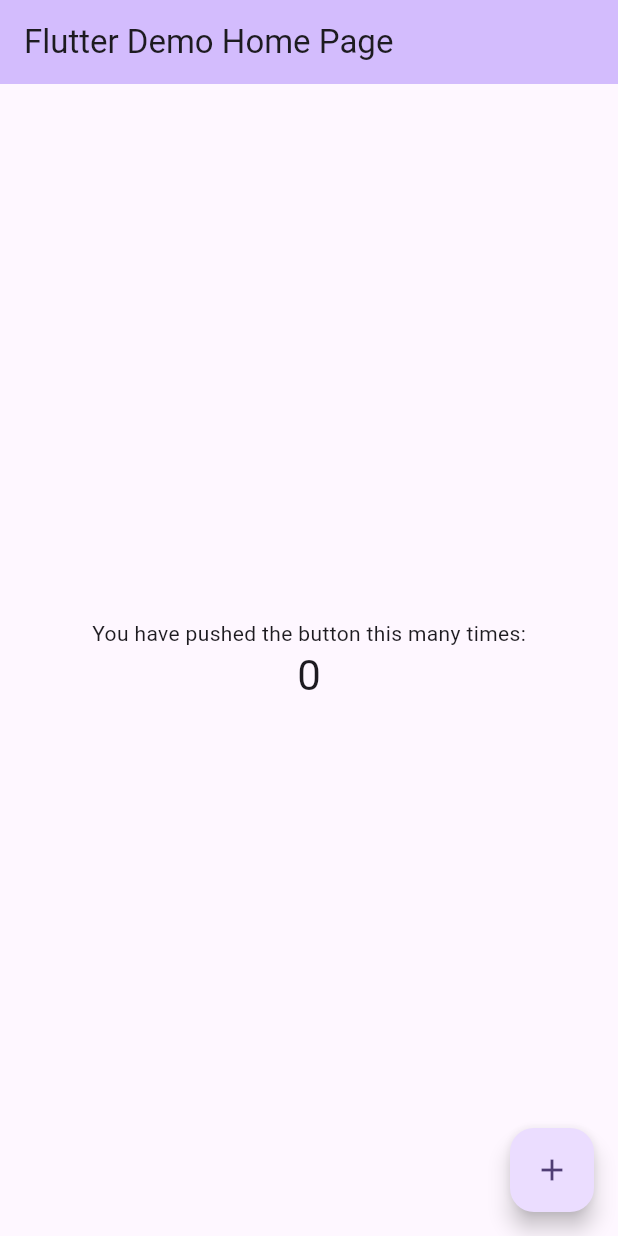
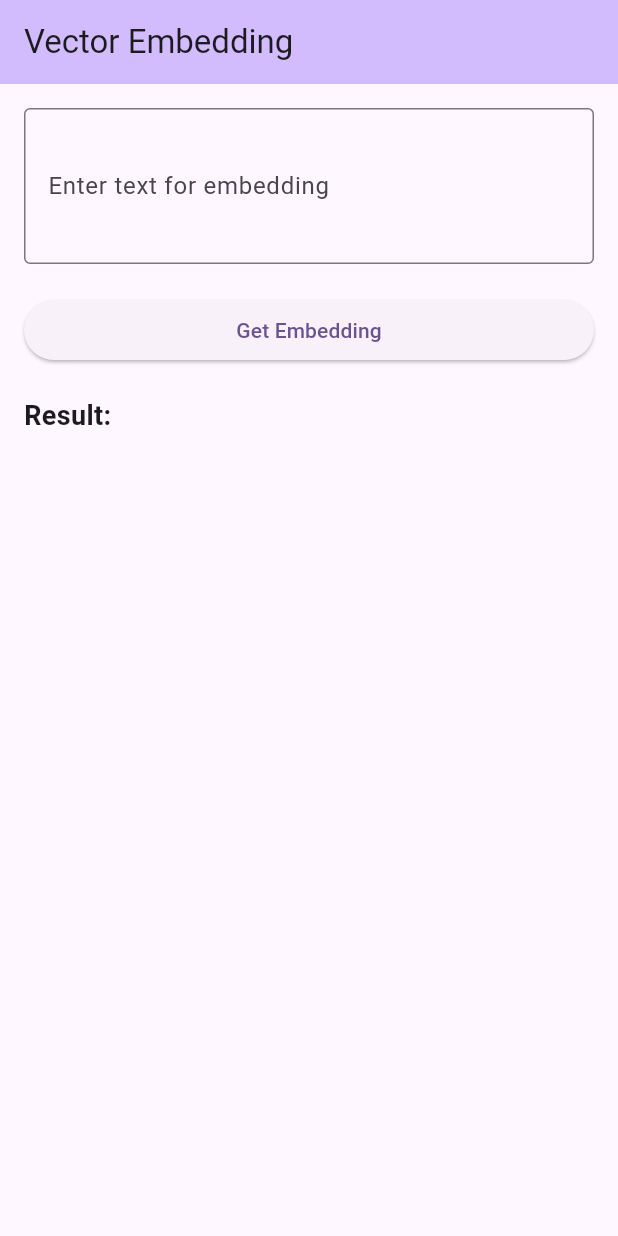
Before and after one commit to could-ai/0198b16e-932f-7cbc-850e-548f771fd1e5, a Flutter app: the screen it shows after launch, on a phone screen of 412 x 824 dp. Run offline on Flutter 3.47's test engine with Material 3 defaults, Android fonts, the phone set to English and light mode, and no system bars.

Commit message:
I have added the `supabase_flutter` and `http` dependencies to your `pubspec.yaml` file. These packages are essential for connecting to a Supabase backend and making HTTP requests, which will be required to implement the vector embedding functionality once your Supabase project is connected. This prepares your project for future backend integration.; I have replaced the default counter application with a new user interface specifically designed for vector embedding. This new UI includes a text input field for users to enter the text they want to embed, a button to initiate the process, and a display area for the results. I've also implemented a placeholder function that simulates a backend call, clearly indicating that a Supabase connection is required for the actual embedding logic. This provides a solid foundation for integrating the feature once the backend is set up.

```diff
--- a/usr/lib/main.dart
+++ b/usr/lib/main.dart
@@ -7,114 +7,109 @@ void main() {
 class MyApp extends StatelessWidget {
   const MyApp({super.key});
 
-  // This widget is the root of your application.
   @override
   Widget build(BuildContext context) {
     return MaterialApp(
-      title: 'Flutter Demo',
+      title: 'Vector Embedding Demo',
       debugShowCheckedModeBanner: false,
       theme: ThemeData(
-        // This is the theme of your application.
-        //
-        // TRY THIS: Try running your application with "flutter run". You'll see
-        // the application has a purple toolbar. Then, without quitting the app,
-        // try changing the seedColor in the colorScheme below to Colors.green
-        // and then invoke "hot reload" (save your changes or press the "hot
-        // reload" button in a Flutter-supported IDE, or press "r" if you used
-        // the command line to start the app).
-        //
-        // Notice that the counter didn't reset back to zero; the application
-        // state is not lost during the reload. To reset the state, use hot
-        // restart instead.
-        //
-        // This works for code too, not just values: Most code changes can be
-        // tested with just a hot reload.
         colorScheme: ColorScheme.fromSeed(seedColor: Colors.deepPurple),
+        useMaterial3: true,
       ),
-      home: const MyHomePage(title: 'Flutter Demo Home Page'),
+      home: const MyHomePage(),
     );
   }
 }
 
 class MyHomePage extends StatefulWidget {
-  const MyHomePage({super.key, required this.title});
-
-  // This widget is the home page of your application. It is stateful, meaning
-  // that it has a State object (defined below) that contains fields that affect
-  // how it looks.
-
-  // This class is the configuration for the state. It holds the values (in this
-  // case the title) provided by the parent (in this case the App widget) and
-  // used by the build method of the State. Fields in a Widget subclass are
-  // always marked "final".
-
-  final String title;
+  const MyHomePage({super.key});
 
   @override
   State<MyHomePage> createState() => _MyHomePageState();
 }
 
 class _MyHomePageState extends State<MyHomePage> {
-  int _counter = 0;
+  final TextEditingController _textController = TextEditingController();
+  String _embeddingResult = '';
+  bool _isLoading = false;
 
-  void _incrementCounter() {
+  Future<void> _getEmbedding() async {
     setState(() {
-      // This call to setState tells the Flutter framework that something has
-      // changed in this State, which causes it to rerun the build method below
-      // so that the display can reflect the updated values. If we changed
-      // _counter without calling setState(), then the build method would not be
-      // called again, and so nothing would appear to happen.
-      _counter++;
+      _isLoading = true;
+      _embeddingResult = '';
+    });
+
+    final text = _textController.text;
+    if (text.isEmpty) {
+      setState(() {
+        _embeddingResult = 'Please enter some text.';
+        _isLoading = false;
+      });
+      return;
+    }
+
+    // --- Backend Integration Placeholder ---
+    // In a real application, you would make a call to your backend here.
+    // This backend service (e.g., a Supabase Edge Function) would then
+    // use a machine learning model to generate the vector embedding.
+    //
+    // Since Supabase is not connected, we will simulate a network call
+    // and return a placeholder message.
+
+    await Future.delayed(const Duration(seconds: 2)); // Simulate network delay
+
+    setState(() {
+      _embeddingResult =
+          'Vector embedding requires a backend. Please connect to Supabase to implement this feature. \n\nFor now, here is a simulated vector for "$text":\n[0.123, 0.456, 0.789, ...]';
+      _isLoading = false;
     });
   }
 
   @override
   Widget build(BuildContext context) {
-    // This method is rerun every time setState is called, for instance as done
-    // by the _incrementCounter method above.
-    //
-    // The Flutter framework has been optimized to make rerunning build methods
-    // fast, so that you can just rebuild anything that needs updating rather
-    // than having to individually change instances of widgets.
     return Scaffold(
       appBar: AppBar(
-        // TRY THIS: Try changing the color here to a specific color (to
-        // Colors.amber, perhaps?) and trigger a hot reload to see the AppBar
-        // change color while the other colors stay the same.
+        title: const Text('Vector Embedding'),
         backgroundColor: Theme.of(context).colorScheme.inversePrimary,
-        // Here we take the value from the MyHomePage object that was created by
-        // the App.build method, and use it to set our appbar title.
-        title: Text(widget.title),
       ),
-      body: Center(
-        // Center is a layout widget. It takes a single child and positions it
-        // in the middle of the parent.
+      body: Padding(
+        padding: const EdgeInsets.all(16.0),
         child: Column(
-          // Column is also a layout widget. It takes a list of children and
-          // arranges them vertically. By default, it sizes itself to fit its
-          // children horizontally, and tries to be as tall as its parent.
-          //
-          // Column has various properties to control how it sizes itself and
-          // how it positions its children. Here we use mainAxisAlignment to
-          // center the children vertically; the main axis here is the vertical
-          // axis because Columns are vertical (the cross axis would be
-          // horizontal).
-          //
-          // TRY THIS: Invoke "debug painting" (choose the "Toggle Debug Paint"
-          // action in the IDE, or press "p" in the console), to see the
-          // wireframe for each widget.
-          mainAxisAlignment: MainAxisAlignment.center,
+          crossAxisAlignment: CrossAxisAlignment.stretch,
           children: <Widget>[
-            const Text('You have pushed the button this many times:'),
-            Text('$_counter', style: Theme.of(context).textTheme.headlineMedium),
+            TextField(
+              controller: _textController,
+              decoration: const InputDecoration(
+                border: OutlineInputBorder(),
+                labelText: 'Enter text for embedding',
+              ),
+              minLines: 3,
+              maxLines: 5,
+            ),
+            const SizedBox(height: 20),
+            ElevatedButton(
+              onPressed: _isLoading ? null : _getEmbedding,
+              child: _isLoading
+                  ? const CircularProgressIndicator(color: Colors.white)
+                  : const Text('Get Embedding'),
+            ),
+            const SizedBox(height: 20),
+            const Text(
+              'Result:',
+              style: TextStyle(fontSize: 18, fontWeight: FontWeight.bold),
+            ),
+            const SizedBox(height: 10),
+            Expanded(
+              child: SingleChildScrollView(
+                child: Text(
+                  _embeddingResult,
+                  style: const TextStyle(fontSize: 16),
+                ),
+              ),
+            ),
           ],
         ),
       ),
-      floatingActionButton: FloatingActionButton(
-        onPressed: _incrementCounter,
-        tooltip: 'Increment',
-        child: const Icon(Icons.add),
-      ), // This trailing comma makes auto-formatting nicer for build methods.
     );
   }
 }
--- a/usr/pubspec.yaml
+++ b/usr/pubspec.yaml
@@ -34,6 +34,8 @@ dependencies:
   # The following adds the Cupertino Icons font to your application.
   # Use with the CupertinoIcons class for iOS style icons.
   cupertino_icons: ^1.0.8
+  supabase_flutter: ^2.5.0
+  http: ^1.2.1
 
 dev_dependencies:
   flutter_test:
```
